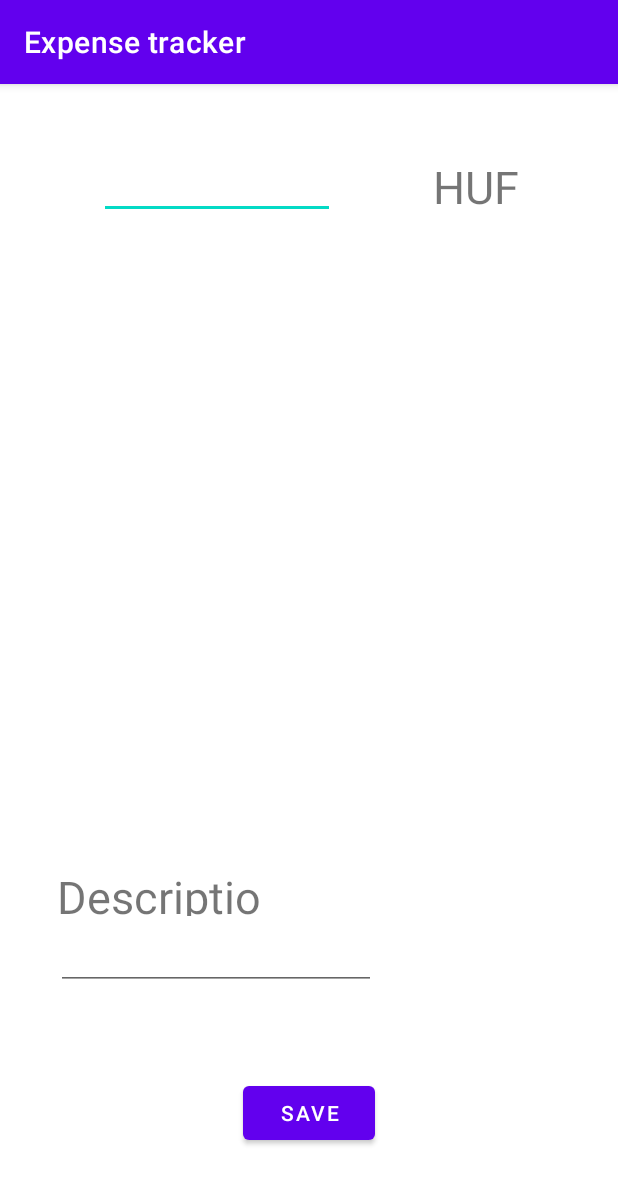
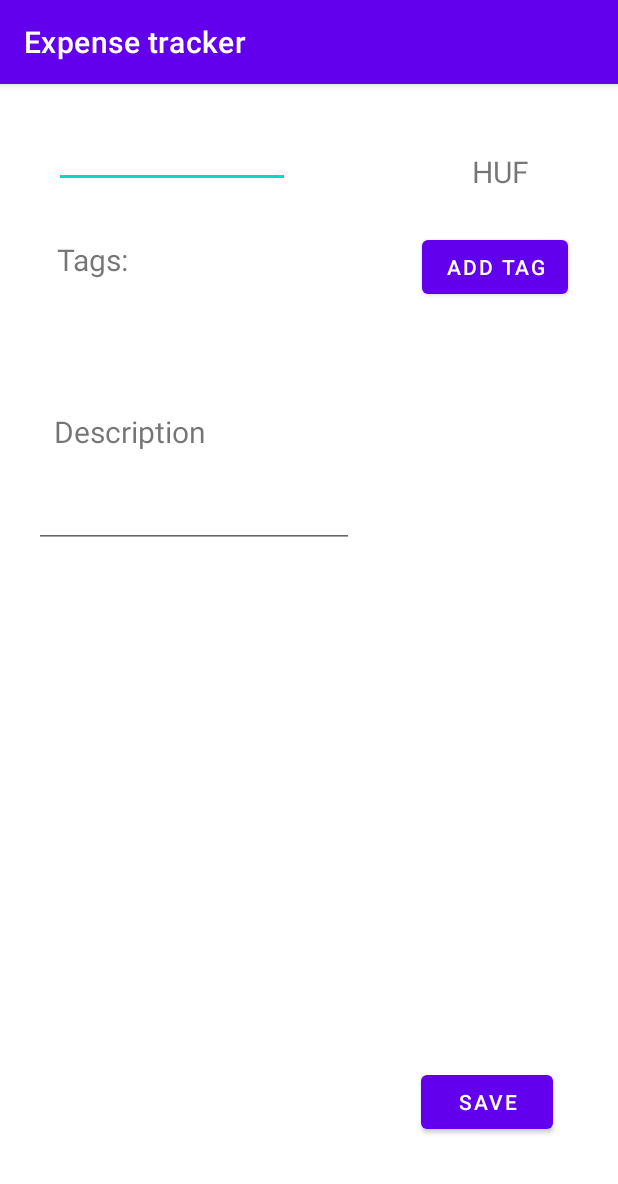
Before and after one commit to green1490/expense-tracker, an Android app: the Expense screen opened directly, with no data from a screen before it, on a phone screen of 412 x 824 dp. Shown: the top 1184 px of the screen. Run offline under Robolectric (Android 15) with nearby library versions, the phone set to English and light mode, and no system bars.

Commit message:
Add category recyler view

```diff
--- a/app/src/main/java/com/example/expensetracker/ui/expense/Expense.kt
+++ b/app/src/main/java/com/example/expensetracker/ui/expense/Expense.kt
@@ -1,9 +1,11 @@
 package com.example.expensetracker.ui.expense
 
-import androidx.appcompat.app.AppCompatActivity
+import android.content.Intent
 import android.os.Bundle
 import android.widget.Button
+import androidx.appcompat.app.AppCompatActivity
 import com.example.expensetracker.R
+
 
 class Expense : AppCompatActivity() {
     override fun onCreate(savedInstanceState: Bundle?) {
@@ -13,10 +15,17 @@ class Expense : AppCompatActivity() {
 
     override fun onStart() {
         super.onStart()
+
         val button = findViewById<Button>(R.id.expense_save)
         button.setOnClickListener {
             //TO DO: extract data and save it
             finish()
         }
+
+        val addTagButton = findViewById<Button>(R.id.add_tag)
+        addTagButton.setOnClickListener {
+                val intent = Intent(this, Tags::class.java)
+                startActivity(intent)
+            }
     }
 }
--- a/app/src/main/res/layout/activity_expense.xml
+++ b/app/src/main/res/layout/activity_expense.xml
@@ -3,61 +3,66 @@
     xmlns:app="http://schemas.android.com/apk/res-auto"
     xmlns:tools="http://schemas.android.com/tools"
     android:layout_width="match_parent"
-    android:layout_height="match_parent"
-    tools:context=".ui.expense.Expense">
+    android:layout_height="match_parent">
 
     <EditText
         android:id="@+id/editTextNumberPassword"
         android:layout_width="157dp"
-        android:layout_height="42dp"
-        android:layout_marginTop="48dp"
+        android:layout_height="48dp"
+        android:autofillHints=""
         android:ems="10"
         android:inputType="numberDecimal"
+        app:layout_constraintBottom_toBottomOf="parent"
         app:layout_constraintEnd_toEndOf="parent"
         app:layout_constraintEnd_toStartOf="@+id/textView2"
-        app:layout_constraintHorizontal_bias="0.5"
+        app:layout_constraintHorizontal_bias="0.23"
         app:layout_constraintStart_toStartOf="parent"
         app:layout_constraintTop_toTopOf="parent"
-        android:autofillHints=""
-        tools:ignore="LabelFor" />
+        app:layout_constraintVertical_bias="0.03"
+        tools:ignore="LabelFor,SpeakableTextPresentCheck" />
 
     <TextView
         android:id="@+id/textView2"
         android:layout_width="wrap_content"
         android:layout_height="wrap_content"
-        android:layout_marginTop="48dp"
         android:text="HUF"
-        android:textSize="30sp"
+        android:textSize="20sp"
+        app:layout_constraintBottom_toBottomOf="parent"
         app:layout_constraintEnd_toEndOf="parent"
-        app:layout_constraintHorizontal_bias="0.5"
-        app:layout_constraintStart_toEndOf="@+id/editTextNumberPassword"
-        app:layout_constraintTop_toTopOf="parent" />
+        app:layout_constraintHorizontal_bias="0.841"
+        app:layout_constraintStart_toStartOf="parent"
+        app:layout_constraintTop_toTopOf="parent"
+        app:layout_constraintVertical_bias="0.060000002" />
 
     <TextView
         android:id="@+id/textView3"
-        android:layout_width="145dp"
-        android:layout_height="33dp"
-        android:layout_marginBottom="4dp"
+        android:layout_width="127dp"
+        android:layout_height="27dp"
         android:text="Description"
-        android:textSize="30sp"
-        app:layout_constraintBottom_toTopOf="@+id/editTextTextPersonName"
+        android:textSize="20sp"
+        app:layout_constraintBottom_toTopOf="@+id/expense_save"
         app:layout_constraintEnd_toEndOf="parent"
-        app:layout_constraintHorizontal_bias="0.142"
-        app:layout_constraintStart_toStartOf="parent" />
+        app:layout_constraintHorizontal_bias="0.126"
+        app:layout_constraintStart_toStartOf="parent"
+        app:layout_constraintTop_toBottomOf="@+id/editTextNumberPassword"
+        app:layout_constraintVertical_bias="0.267" />
 
     <EditText
         android:id="@+id/editTextTextPersonName"
         android:layout_width="wrap_content"
         android:layout_height="wrap_content"
-        android:layout_marginBottom="164dp"
+        android:layout_marginTop="16dp"
         android:autofillHints=""
         android:ems="10"
         android:inputType="textMultiLine"
+        android:minHeight="48dp"
         app:layout_constraintBottom_toBottomOf="parent"
         app:layout_constraintEnd_toEndOf="parent"
-        app:layout_constraintHorizontal_bias="0.189"
+        app:layout_constraintHorizontal_bias="0.114"
         app:layout_constraintStart_toStartOf="parent"
-        tools:ignore="LabelFor" />
+        app:layout_constraintTop_toBottomOf="@+id/textView3"
+        app:layout_constraintVertical_bias="0.0"
+        tools:ignore="LabelFor,SpeakableTextPresentCheck" />
 
     <Button
         android:id="@+id/expense_save"
@@ -66,6 +71,34 @@
         android:text="Save"
         app:layout_constraintBottom_toBottomOf="parent"
         app:layout_constraintEnd_toEndOf="parent"
+        app:layout_constraintHorizontal_bias="0.511"
+        app:layout_constraintStart_toEndOf="@+id/editTextTextPersonName"
+        app:layout_constraintTop_toTopOf="parent"
+        app:layout_constraintVertical_bias="0.909" />
+
+    <TextView
+        android:id="@+id/textView4"
+        android:layout_width="56dp"
+        android:layout_height="30dp"
+        android:text="Tags:"
+        android:textSize="20sp"
+        app:layout_constraintBottom_toTopOf="@+id/textView3"
+        app:layout_constraintEnd_toEndOf="parent"
+        app:layout_constraintHorizontal_bias="0.106"
         app:layout_constraintStart_toStartOf="parent"
-        app:layout_constraintTop_toBottomOf="@+id/editTextTextPersonName" />
+        app:layout_constraintTop_toBottomOf="@+id/editTextNumberPassword"
+        app:layout_constraintVertical_bias="0.285" />
+
+    <Button
+        android:id="@+id/add_tag"
+        android:layout_width="wrap_content"
+        android:layout_height="wrap_content"
+        android:text="Add tag"
+        app:layout_constraintBottom_toTopOf="@+id/textView3"
+        app:layout_constraintEnd_toEndOf="parent"
+        app:layout_constraintHorizontal_bias="0.85"
+        app:layout_constraintStart_toEndOf="@+id/textView4"
+        app:layout_constraintTop_toBottomOf="@+id/textView2"
+        app:layout_constraintVertical_bias="0.266" />
+
 </androidx.constraintlayout.widget.ConstraintLayout>
```
Also changed, not shown: app/src/main/AndroidManifest.xml (+10 -4 lines), app/src/main/java/com/example/expensetracker/categories/CategoryAdapter.kt (added, +34 -0 lines), app/src/main/java/com/example/expensetracker/ui/expense/Tags.kt (added, +23 -0 lines), app/src/main/res/layout/activity_tags.xml (added, +17 -0 lines), app/src/main/res/layout/categories_recycler.xml (added, +44 -0 lines).
